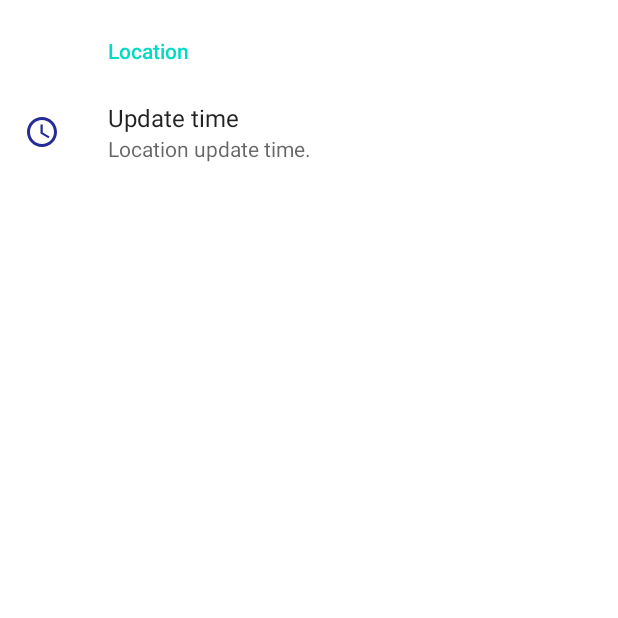
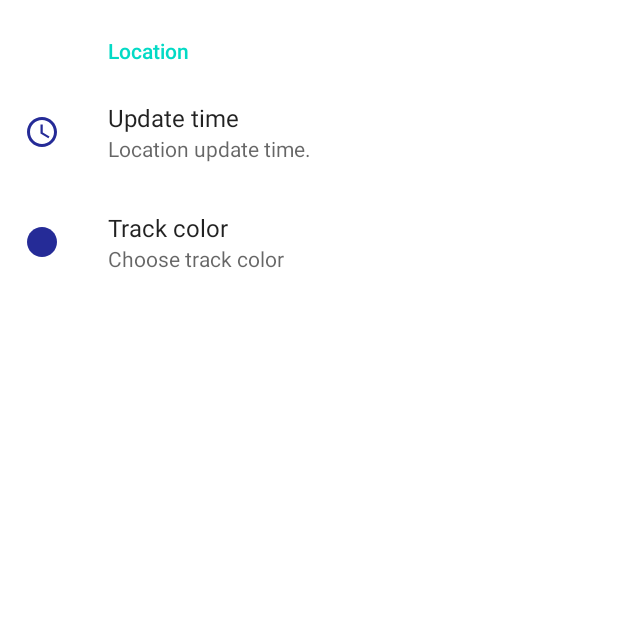
Before and after one commit to Stepa075/Neco_GPS_Tracker_NAVIGATION, an Android app: the fragment SetFragment shown on its own in the app's theme, on a phone screen of 412 x 824 dp, the top half of it. Run offline under Robolectric (Android 15) with nearby library versions, the phone set to English and light mode, and no system bars; our stand-ins replace androidx.preference; 4 statements that could not run were skipped.

Commit message:
Lesson 8 complete

```diff
--- a/app/src/main/java/com/stepa_0751/neco_gps_tracker/fragments/SetFragment.kt
+++ b/app/src/main/java/com/stepa_0751/neco_gps_tracker/fragments/SetFragment.kt
@@ -1,11 +1,64 @@
 package com.stepa_0751.neco_gps_tracker.fragments
 
+import android.graphics.Color
 import android.os.Bundle
+import androidx.preference.Preference
+import androidx.preference.Preference.OnPreferenceChangeListener
 import androidx.preference.PreferenceFragmentCompat
 import com.stepa_0751.neco_gps_tracker.R
 
 class SetFragment : PreferenceFragmentCompat() {
+    private lateinit var timePref: Preference
+    private lateinit var colorPref: Preference
+
     override fun onCreatePreferences(savedInstanceState: Bundle?, rootKey: String?) {
         setPreferencesFromResource(R.xml.main_preferense, rootKey)
+        init()
+    }
+    private fun init(){
+        timePref = findPreference("update_time_key")!!  //слушатель изменения
+        colorPref = findPreference("color_key")!!  //слушатель изменения
+        val changeListener = onChangeListener()             // его инициализатор
+        timePref.onPreferenceChangeListener = changeListener
+        colorPref.onPreferenceChangeListener = changeListener
+        initPrefs()
+    }
+
+    private fun onChangeListener(): OnPreferenceChangeListener{
+        return Preference.OnPreferenceChangeListener{
+            pref, value ->                               //  функция присвоения значения при изменении
+            // выбор следующего действия по ключу из префа
+            when(pref.key){
+                    "update_time_key" -> onTimeChange(value.toString())
+                        // "функция" изменения цвета на титле при выборе цвета трека
+                    "color_key" -> pref.icon?.setTint(Color.parseColor(value.toString()))
+                }
+            true
+        }
+    }
+        //функция изменения текста в титле выбора скорости обновления
+    private fun onTimeChange(value: String){
+       // showToast("Value changed: $value")        //   выбора в списке настройки (3, 5, 10 секунд)
+        // получаем наш титл из префа и обрезаем до двоеточия, чтобы не дописывались значения в титл
+        val title = timePref.title.toString().substringBefore(":")
+        //  объявляем в этой функции два массива, которые получаем из ресурсов
+        val nameArray = resources.getStringArray(R.array.location_time_update_name)
+        val valueArray = resources.getStringArray(R.array.location_time_update_value)
+        //  подставляем в титл значение из массива названий по ключу из массива значений??????
+        timePref.title = "$title: ${nameArray[valueArray.indexOf(value)]}"
+    }
+
+     // установка стартового значения в титле при запуске фрагмента
+    private fun initPrefs(){
+        val pref = timePref.preferenceManager.sharedPreferences
+        val title = timePref.title
+        //  объявляем в этой функции два массива, которые получаем из ресурсов
+        val nameArray = resources.getStringArray(R.array.location_time_update_name)
+        val valueArray = resources.getStringArray(R.array.location_time_update_value)
+        //  подставляем в титл значение из массива названий по ключу из массива значений??????
+        timePref.title = "$title: ${nameArray[valueArray.indexOf(pref?.getString("update_time_key", "3000"))]}"
+
+        val trackColor = pref?.getString("color_key", "#FF041861")
+         colorPref.icon?.setTint(Color.parseColor(trackColor))
     }
 }
--- /dev/null
+++ b/app/src/main/res/drawable/ic_circle.xml
@@ -0,0 +1,5 @@
+<vector android:height="24dp" android:tint="#252B97"
+    android:viewportHeight="24" android:viewportWidth="24"
+    android:width="24dp" xmlns:android="http://schemas.android.com/apk/res/android">
+    <path android:fillColor="@android:color/white" android:pathData="M12,2C6.47,2 2,6.47 2,12s4.47,10 10,10 10,-4.47 10,-10S17.53,2 12,2z"/>
+</vector>
--- a/app/src/main/res/values/arrays.xml
+++ b/app/src/main/res/values/arrays.xml
@@ -10,4 +10,15 @@
         <item>5000</item>
         <item>10000</item>
     </string-array>
+
+    <string-array name="color_name">
+        <item>Blue</item>
+        <item>Red</item>
+        <item>Black</item>
+    </string-array>
+    <string-array name="color_value">
+        <item>#FF041861</item>
+        <item>#FFE30D0D</item>
+        <item>#FF000000</item>
+    </string-array>
 </resources>
--- a/app/src/main/res/values/strings.xml
+++ b/app/src/main/res/values/strings.xml
@@ -6,5 +6,7 @@
     <string name="location">Location</string>
     <string name="update_time">Update time</string>
     <string name="update_time_summary">Location update time.</string>
+    <string name="update_color">Track color</string>
+    <string name="update_color_of_track_summary">Choose track color</string>
 
 </resources>
--- a/app/src/main/res/xml/main_preferense.xml
+++ b/app/src/main/res/xml/main_preferense.xml
@@ -12,5 +12,14 @@
             android:title="@string/update_time"
             app:icon="@drawable/ic_update_time"
             app:summary="@string/update_time_summary" />
+
+        <ListPreference
+            android:defaultValue="#FF041861"
+            android:entries="@array/color_name"
+            android:entryValues="@array/color_value"
+            android:key="color_key"
+            android:title="@string/update_color"
+            app:icon="@drawable/ic_circle"
+            app:summary="@string/update_color_of_track_summary" />
     </PreferenceCategory>
 </PreferenceScreen>
```
